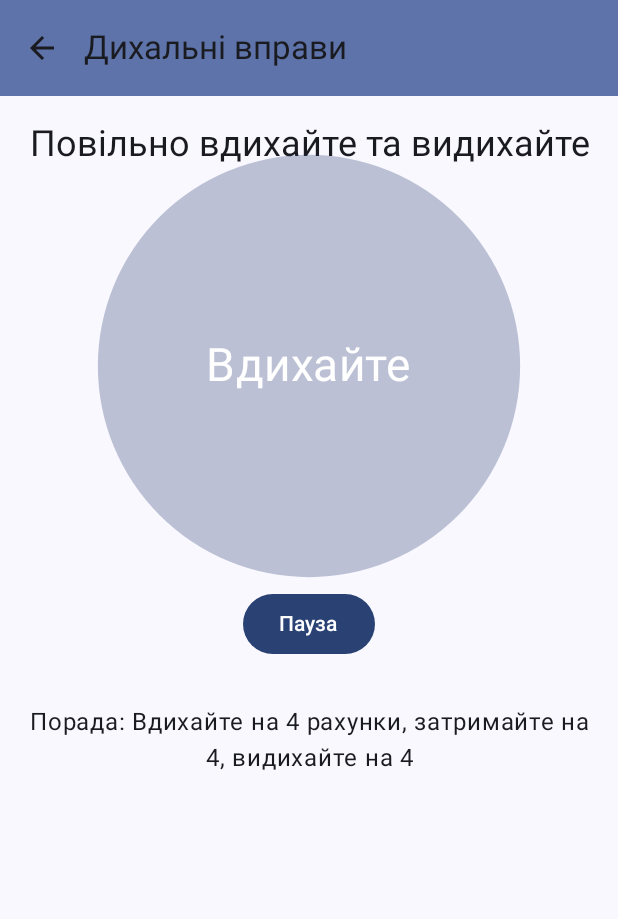
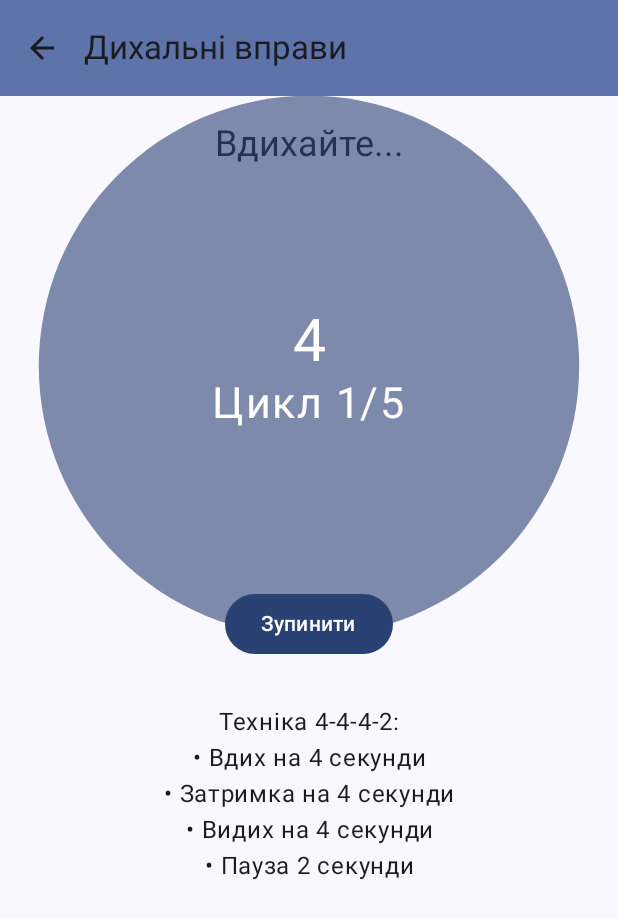
Before and after one commit to Browti/CalmStudy, an Android app built with Jetpack Compose: the BreathingExerciseScreen screen opened through its navigation route, after a tap on "Почати", on a phone screen of 412 x 824 dp. Shown: the top 919 px of the screen. Run offline under Robolectric (Android 15) with nearby library versions, the phone set to English and light mode, and no system bars.

Commit message:
Оновлено дихальну вправу

```diff
--- a/app/src/main/java/com/example/calmstudy/ui/screens/BreathingExerciseScreen.kt
+++ b/app/src/main/java/com/example/calmstudy/ui/screens/BreathingExerciseScreen.kt
@@ -16,16 +16,90 @@ import androidx.compose.ui.text.style.TextAlign
 import androidx.compose.ui.unit.dp
 import androidx.navigation.NavController
 import kotlinx.coroutines.delay
+import kotlinx.coroutines.launch
+
+enum class BreathingState {
+    INHALE,
+    HOLD,
+    EXHALE,
+    REST
+}
 
 @OptIn(ExperimentalMaterial3Api::class)
 @Composable
 fun BreathingExerciseScreen(navController: NavController) {
-    var isBreathing by remember { mutableStateOf(false) }
+    var isExerciseActive by remember { mutableStateOf(false) }
+    var breathingState by remember { mutableStateOf(BreathingState.REST) }
+    var currentCycle by remember { mutableStateOf(0) }
+    val maxCycles = 5
+
+    val coroutineScope = rememberCoroutineScope()
+
+    // Анімація розміру кола
+    val targetScale = when (breathingState) {
+        BreathingState.INHALE -> 2.0f
+        BreathingState.HOLD -> 2.0f
+        BreathingState.EXHALE -> 1.0f
+        BreathingState.REST -> 1.0f
+    }
+
     val scale by animateFloatAsState(
-        targetValue = if (isBreathing) 1.5f else 1f,
-        animationSpec = tween(durationMillis = 4000),
+        targetValue = targetScale,
+        animationSpec = tween(
+            durationMillis = when (breathingState) {
+                BreathingState.INHALE -> 4000
+                BreathingState.HOLD -> 100
+                BreathingState.EXHALE -> 4000
+                BreathingState.REST -> 100
+            }
+        ),
         label = "breathing"
     )
+
+    // Анімація кольору
+    val targetAlpha = when (breathingState) {
+        BreathingState.INHALE -> 0.6f
+        BreathingState.HOLD -> 0.8f
+        BreathingState.EXHALE -> 0.3f
+        BreathingState.REST -> 0.2f
+    }
+
+    val backgroundColor by animateFloatAsState(
+        targetValue = targetAlpha,
+        animationSpec = tween(durationMillis = 1000),
+        label = "alpha"
+    )
+
+    // Логіка дихальної вправи
+    LaunchedEffect(isExerciseActive) {
+        if (isExerciseActive) {
+            while (currentCycle < maxCycles && isExerciseActive) {
+                // Вдих
+                breathingState = BreathingState.INHALE
+                delay(4000)
+
+                // Затримка
+                breathingState = BreathingState.HOLD
+                delay(4000)
+
+                // Видих
+                breathingState = BreathingState.EXHALE
+                delay(4000)
+
+                // Пауза
+                breathingState = BreathingState.REST
+                delay(2000)
+
+                currentCycle++
+            }
+            // Завершення циклу
+            if (currentCycle >= maxCycles) {
+                isExerciseActive = false
+                currentCycle = 0
+                breathingState = BreathingState.REST
+            }
+        }
+    }
 
     Scaffold(
         topBar = {
@@ -51,7 +125,12 @@ fun BreathingExerciseScreen(navController: NavController) {
             verticalArrangement = Arrangement.spacedBy(32.dp)
         ) {
             Text(
-                text = "Повільно вдихайте та видихайте",
+                text = when (breathingState) {
+                    BreathingState.INHALE -> "Вдихайте..."
+                    BreathingState.HOLD -> "Затримайте дихання..."
+                    BreathingState.EXHALE -> "Видихайте..."
+                    BreathingState.REST -> "Підготуйтесь..."
+                },
                 style = MaterialTheme.typography.headlineSmall,
                 textAlign = TextAlign.Center
             )
@@ -61,27 +140,52 @@ fun BreathingExerciseScreen(navController: NavController) {
                     .size(200.dp)
                     .scale(scale)
                     .background(
-                        color = MaterialTheme.colorScheme.primary.copy(alpha = 0.3f),
+                        color = MaterialTheme.colorScheme.primary.copy(alpha = backgroundColor),
                         shape = CircleShape
                     ),
                 contentAlignment = Alignment.Center
             ) {
-                Text(
-                    text = if (isBreathing) "Вдихайте" else "Видихайте",
-                    style = MaterialTheme.typography.titleLarge,
-                    color = MaterialTheme.colorScheme.onPrimary
-                )
+                Column(
+                    horizontalAlignment = Alignment.CenterHorizontally
+                ) {
+                    Text(
+                        text = when (breathingState) {
+                            BreathingState.INHALE -> "4"
+                            BreathingState.HOLD -> "4"
+                            BreathingState.EXHALE -> "4"
+                            BreathingState.REST -> "2"
+                        },
+                        style = MaterialTheme.typography.titleLarge,
+                        color = MaterialTheme.colorScheme.onPrimary
+                    )
+                    if (isExerciseActive) {
+                        Text(
+                            text = "Цикл ${currentCycle + 1}/$maxCycles",
+                            style = MaterialTheme.typography.bodyLarge,
+                            color = MaterialTheme.colorScheme.onPrimary
+                        )
+                    }
+                }
             }
 
             Button(
-                onClick = { isBreathing = !isBreathing },
+                onClick = {
+                    if (!isExerciseActive) {
+                        currentCycle = 0
+                    }
+                    isExerciseActive = !isExerciseActive
+                },
                 modifier = Modifier.padding(top = 16.dp)
             ) {
-                Text(if (isBreathing) "Пауза" else "Почати")
+                Text(if (isExerciseActive) "Зупинити" else "Почати")
             }
 
             Text(
-                text = "Порада: Вдихайте на 4 рахунки, затримайте на 4, видихайте на 4",
+                text = "Техніка 4-4-4-2:\n" +
+                        "• Вдих на 4 секунди\n" +
+                        "• Затримка на 4 секунди\n" +
+                        "• Видих на 4 секунди\n" +
+                        "• Пауза 2 секунди",
                 style = MaterialTheme.typography.bodyLarge,
                 textAlign = TextAlign.Center
             )
```
